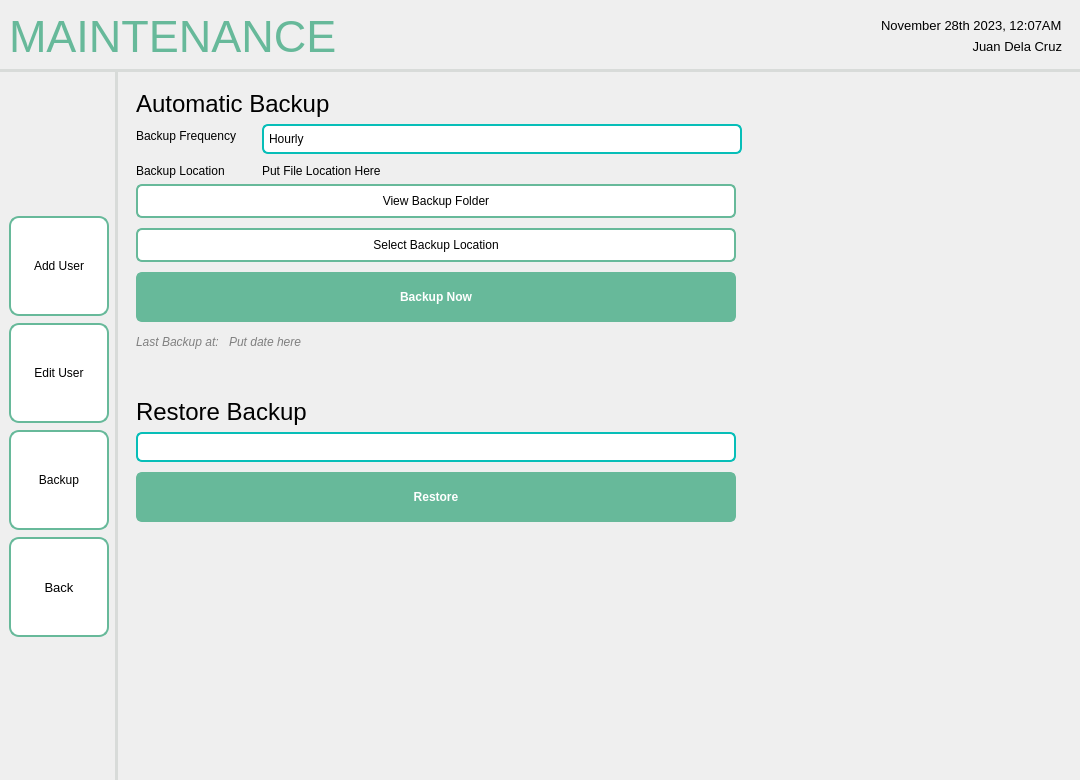
First picture: the form in screens/ui/admin_ui/admin_maintenance/backup.ui, repository sehae/POS-with-Inventory-System, before the edit.
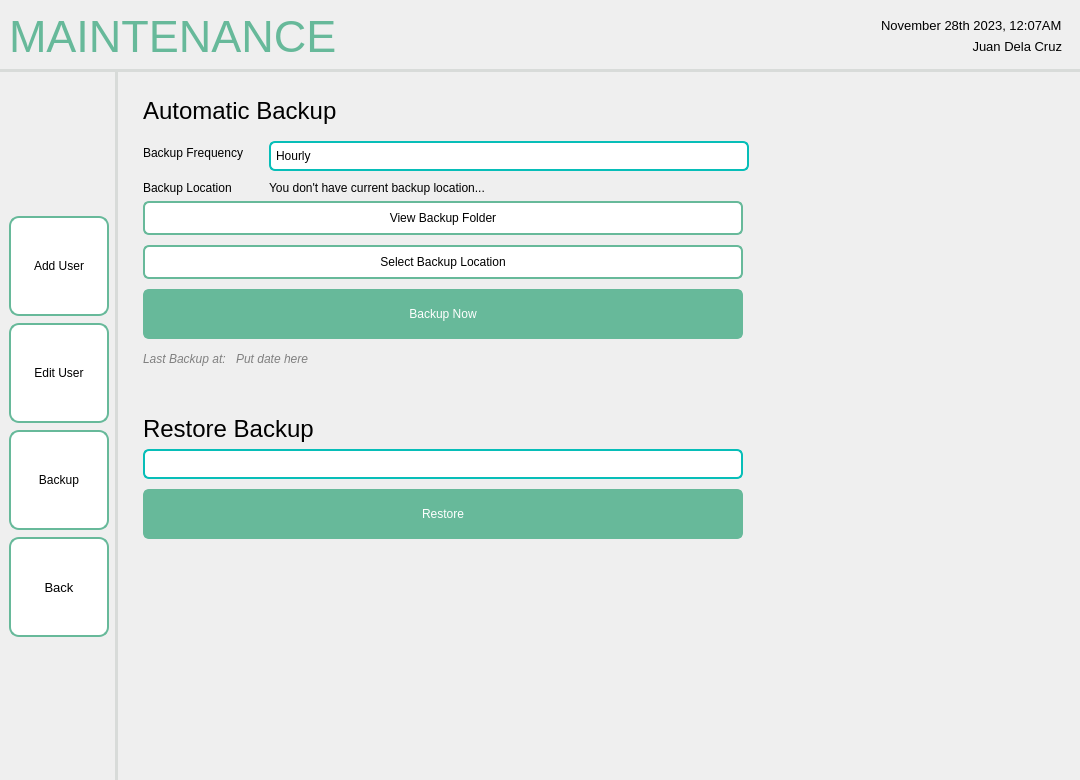
Second picture: the form after the edit. Icons and pictures are not drawn.

```diff
--- a/screens/ui/admin_ui/admin_maintenance/backup.ui
+++ b/screens/ui/admin_ui/admin_maintenance/backup.ui
@@ -276,9 +276,27 @@
        <item row="1" column="1">
         <widget class="QWidget" name="Content" native="true">
          <layout class="QHBoxLayout" name="horizontalLayout_4">
+          <property name="leftMargin">
+           <number>25</number>
+          </property>
+          <property name="topMargin">
+           <number>25</number>
+          </property>
           <item>
            <widget class="QWidget" name="widget_3" native="true">
             <layout class="QVBoxLayout" name="verticalLayout_5">
+             <property name="leftMargin">
+              <number>0</number>
+             </property>
+             <property name="topMargin">
+              <number>0</number>
+             </property>
+             <property name="rightMargin">
+              <number>0</number>
+             </property>
+             <property name="bottomMargin">
+              <number>0</number>
+             </property>
              <item>
               <widget class="QLabel" name="automaticbackupLBL">
                <property name="font">
@@ -291,6 +309,22 @@
                </property>
               </widget>
              </item>
+             <item>
+              <spacer name="verticalSpacer_5">
+               <property name="orientation">
+                <enum>Qt::Vertical</enum>
+               </property>
+               <property name="sizeType">
+                <enum>QSizePolicy::Fixed</enum>
+               </property>
+               <property name="sizeHint" stdset="0">
+                <size>
+                 <width>20</width>
+                 <height>10</height>
+                </size>
+               </property>
+              </spacer>
+             </item>
              <item>
               <widget class="QWidget" name="widget" native="true">
                <layout class="QFormLayout" name="formLayout">
@@ -384,7 +418,7 @@
                 <item row="1" column="1">
                  <widget class="QLabel" name="filelocDISPLAY">
                   <property name="text">
-                   <string>Put File Location Here</string>
+                   <string>You don't have current backup location...</string>
                   </property>
                  </widget>
                 </item>
@@ -410,7 +444,7 @@
                  <number>0</number>
                 </property>
                 <item>
-                 <widget class="QPushButton" name="viewfolderBTN">
+                 <widget class="QPushButton" name="viewBTN">
                   <property name="minimumSize">
                    <size>
                     <width>600</width>
@@ -499,7 +533,7 @@
                   </property>
                   <property name="font">
                    <font>
-                    <bold>true</bold>
+                    <bold>false</bold>
                    </font>
                   </property>
                   <property name="styleSheet">
@@ -697,7 +731,7 @@
                   </property>
                   <property name="font">
                    <font>
-                    <bold>true</bold>
+                    <bold>false</bold>
                    </font>
                   </property>
                   <property name="styleSheet">
```
